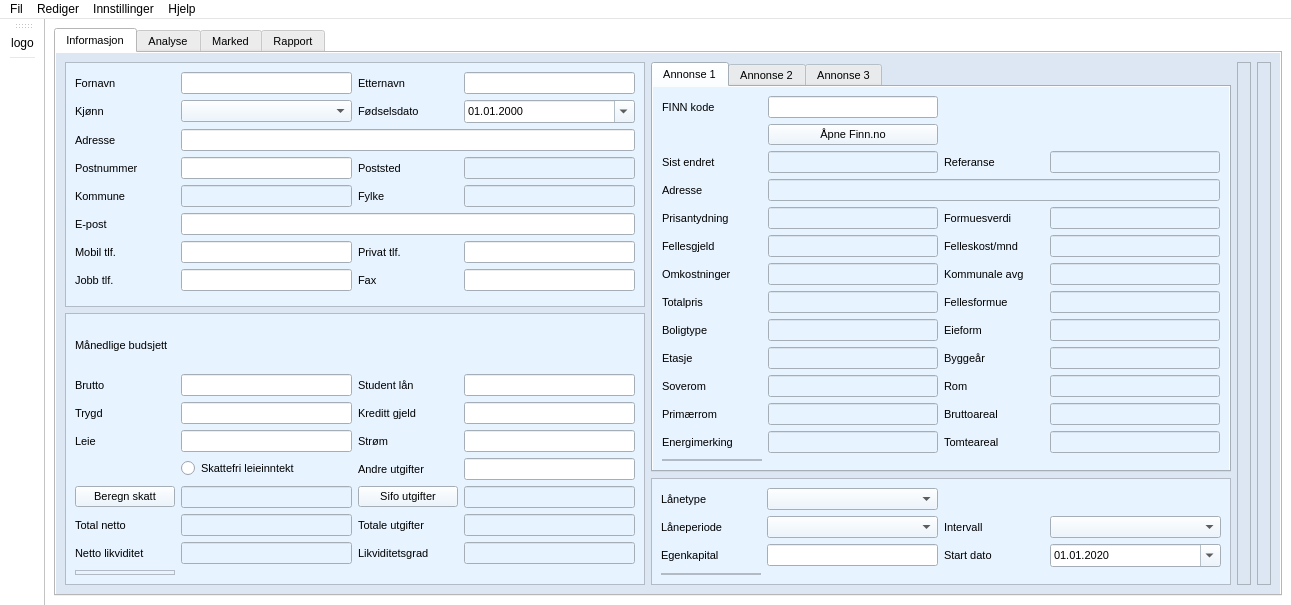
Before: the Qt Designer form source/ui/views/forms/home_form.ui in seemir/stressa, drawn with Qt 5.
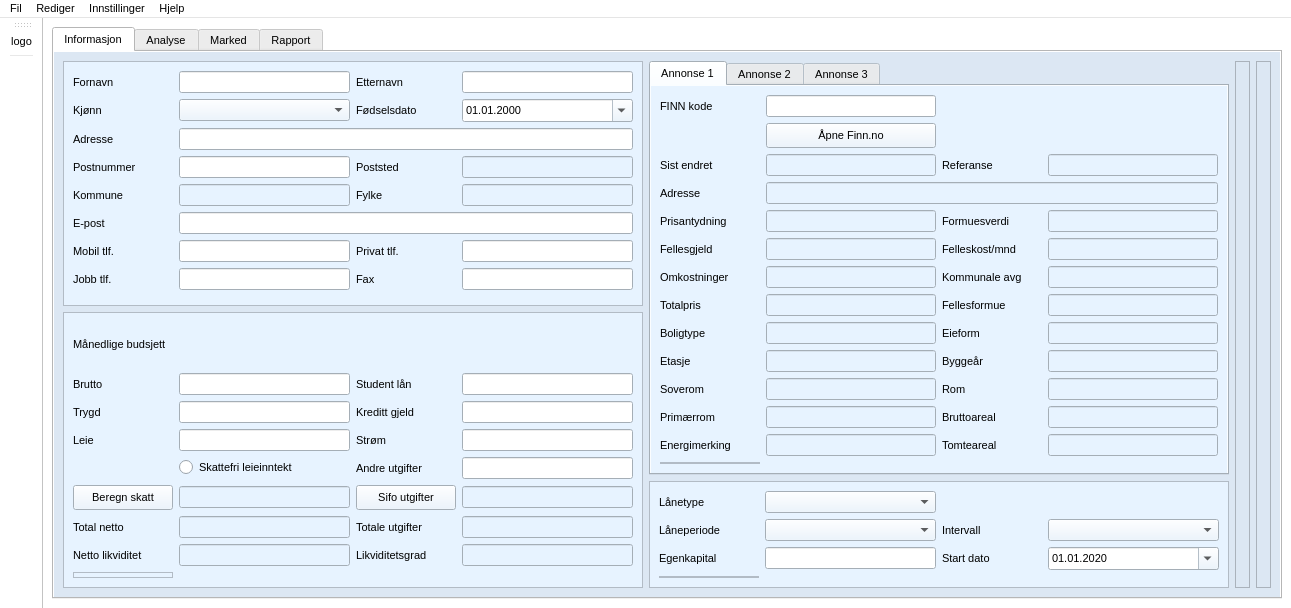
After: the same form once the commit is applied. Icons and pictures are not drawn.

The edit to the form file:
```diff
--- a/source/ui/views/forms/home_form.ui
+++ b/source/ui/views/forms/home_form.ui
@@ -7,7 +7,7 @@
     <x>0</x>
     <y>0</y>
     <width>1291</width>
-    <height>594</height>
+    <height>596</height>
    </rect>
   </property>
   <property name="palette">
@@ -425,6 +425,11 @@
     </disabled>
    </palette>
   </property>
+  <property name="font">
+   <font>
+    <pointsize>8</pointsize>
+   </font>
+  </property>
   <property name="windowTitle">
    <string>Stressa</string>
   </property>
@@ -3310,6 +3315,12 @@
             </item>
             <item row="1" column="1">
              <widget class="QPushButton" name="push_button_finn_1">
+              <property name="minimumSize">
+               <size>
+                <width>0</width>
+                <height>25</height>
+               </size>
+              </property>
               <property name="text">
                <string>Åpne Finn.no</string>
               </property>
@@ -6437,6 +6448,12 @@
            </item>
            <item row="7" column="0">
             <widget class="QPushButton" name="push_button_skatt">
+             <property name="minimumSize">
+              <size>
+               <width>0</width>
+               <height>25</height>
+              </size>
+             </property>
              <property name="text">
               <string>Beregn skatt</string>
              </property>
@@ -6482,6 +6499,12 @@
            </item>
            <item row="7" column="2">
             <widget class="QPushButton" name="push_button_sifo_utgifter">
+             <property name="minimumSize">
+              <size>
+               <width>0</width>
+               <height>25</height>
+              </size>
+             </property>
              <property name="text">
               <string>Sifo utgifter</string>
              </property>
```
Left out of the diff: 12 changed lines with no effect on the pictures.
